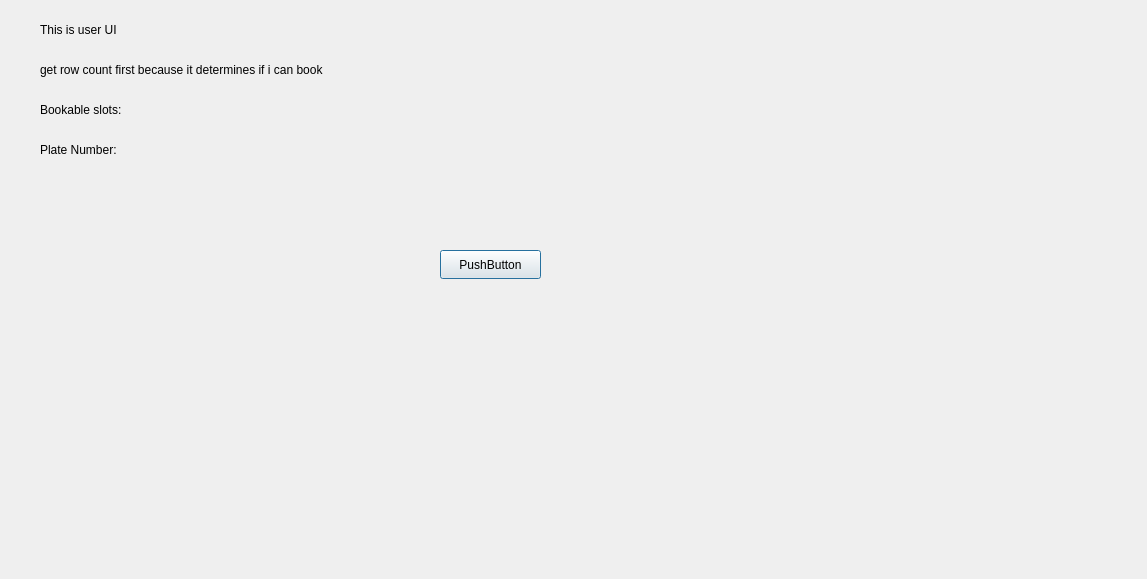
FRANZ2103/SQLITE_DB, file dialog.ui: the form before one commit.
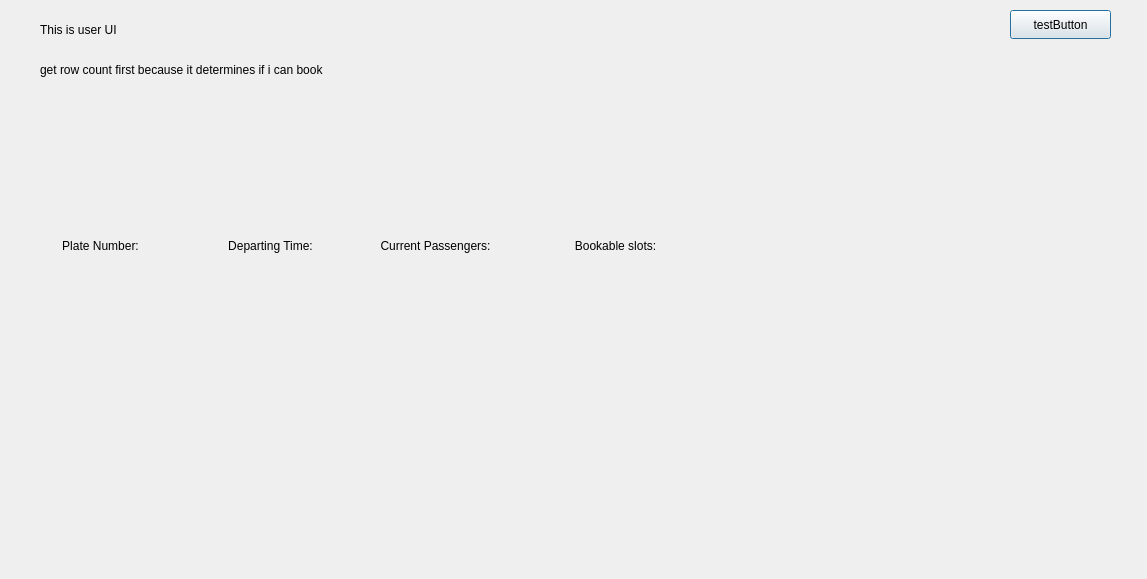
The form after the commit.

The edit to the form file:
```diff
--- a/dialog.ui
+++ b/dialog.ui
@@ -16,14 +16,14 @@
   <widget class="QPushButton" name="pushButton">
    <property name="geometry">
     <rect>
-     <x>440</x>
-     <y>250</y>
+     <x>1010</x>
+     <y>10</y>
      <width>101</width>
      <height>29</height>
     </rect>
    </property>
    <property name="text">
-    <string>PushButton</string>
+    <string>testButton</string>
    </property>
   </widget>
   <widget class="QLabel" name="label">
@@ -55,27 +55,65 @@
   <widget class="QLabel" name="slotsAvailable">
    <property name="geometry">
     <rect>
-     <x>40</x>
-     <y>100</y>
+     <x>540</x>
+     <y>220</y>
      <width>151</width>
-     <height>20</height>
+     <height>51</height>
     </rect>
    </property>
    <property name="text">
     <string>Bookable slots:</string>
    </property>
+   <property name="alignment">
+    <set>Qt::AlignCenter</set>
+   </property>
   </widget>
   <widget class="QLabel" name="plateNumDisplay">
    <property name="geometry">
     <rect>
-     <x>40</x>
-     <y>140</y>
+     <x>30</x>
+     <y>220</y>
      <width>141</width>
-     <height>20</height>
+     <height>51</height>
     </rect>
    </property>
    <property name="text">
     <string>Plate Number:</string>
+   </property>
+   <property name="alignment">
+    <set>Qt::AlignCenter</set>
+   </property>
+  </widget>
+  <widget class="QLabel" name="departing_time_label">
+   <property name="geometry">
+    <rect>
+     <x>200</x>
+     <y>220</y>
+     <width>141</width>
+     <height>51</height>
+    </rect>
+   </property>
+   <property name="text">
+    <string>Departing Time:</string>
+   </property>
+   <property name="alignment">
+    <set>Qt::AlignCenter</set>
+   </property>
+  </widget>
+  <widget class="QLabel" name="passenger_count_label">
+   <property name="geometry">
+    <rect>
+     <x>360</x>
+     <y>220</y>
+     <width>151</width>
+     <height>51</height>
+    </rect>
+   </property>
+   <property name="text">
+    <string>Current Passengers:</string>
+   </property>
+   <property name="alignment">
+    <set>Qt::AlignCenter</set>
    </property>
   </widget>
  </widget>
```
Left out of the diff: 2 changed lines with no effect on the pictures.
